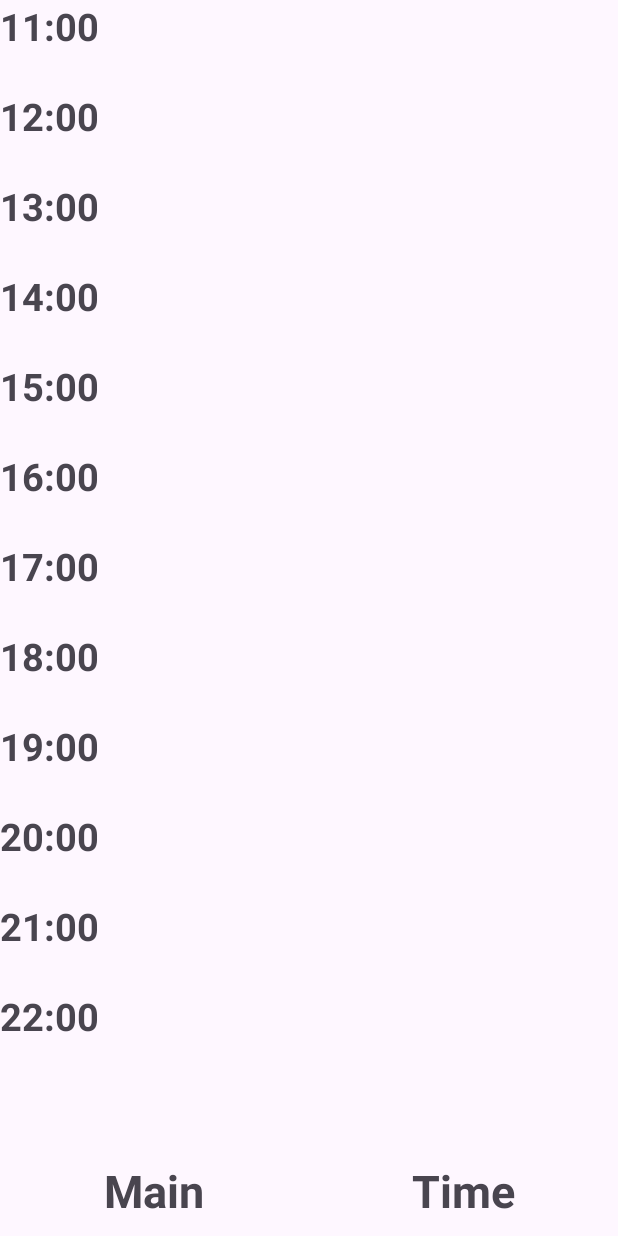
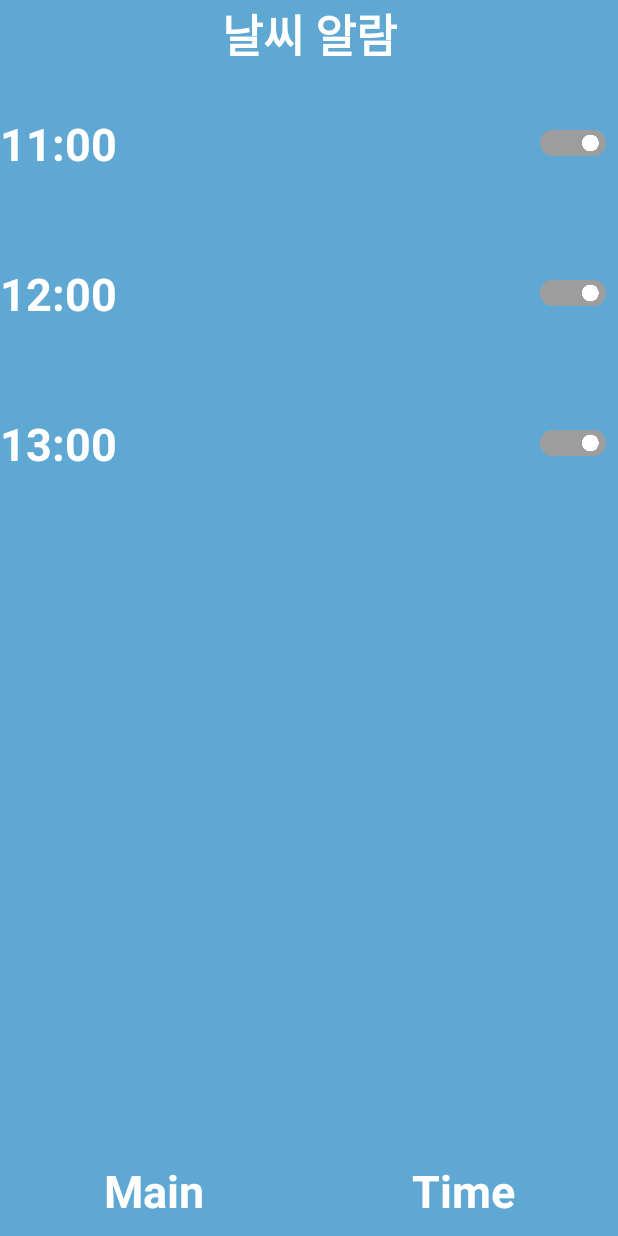
Before and after one commit to pyowonsik/OndoOtdo, an Android app: the SettingFragment screen opened through its navigation route, on a phone screen of 412 x 824 dp. Run offline under Robolectric (Android 15) with nearby library versions, the phone set to English and light mode, and no system bars; our stand-ins replace data binding; 1 statement that could not run was skipped.

Commit message:
design : UI 수정 및 mainColor 정의

```diff
--- a/app/src/main/java/com/wspyo/ondootdo/SettingFragment.kt
+++ b/app/src/main/java/com/wspyo/ondootdo/SettingFragment.kt
@@ -28,16 +28,22 @@ class SettingFragment : Fragment() {
         binding = DataBindingUtil.inflate(inflater, R.layout.fragment_setting, container, false);
 
         val rv = binding.timeRv
-        val items = mutableListOf<String>("11:00","12:00","13:00","14:00","15:00","16:00","17:00","18:00","19:00","20:00","21:00","22:00")
+        val items =
+            mutableListOf<String>("11:00","12:00","13:00")
 
         rvAdapter = TimeRVAdapter(items, requireContext())
         rv.adapter = rvAdapter
         rv.layoutManager = LinearLayoutManager(requireContext())
 
+
+
+
         binding.mainFragmentTab.setOnClickListener(){
             it.findNavController().navigate(R.id.action_settingFragment_to_mainFragment)
         }
 
+
+
         return binding.root
     }
 }
--- a/app/src/main/java/com/wspyo/ondootdo/entity/TimeEntity.kt
+++ b/app/src/main/java/com/wspyo/ondootdo/entity/TimeEntity.kt
@@ -11,5 +11,7 @@ data class TimeEntity (
     @ColumnInfo(name = "id")
     var id : Int,
     @ColumnInfo(name = "word")
-    var time : String
+    var time : String,
+    // alarm on/off
+    var alarm : Boolean,
 )
--- a/app/src/main/res/layout/activity_splash.xml
+++ b/app/src/main/res/layout/activity_splash.xml
@@ -6,7 +6,7 @@
     android:layout_width="match_parent"
     android:layout_height="match_parent"
     tools:context=".SplashActivity"
-    android:background="#D3D3D3">
+    android:background="@color/main1">
 
     <TextView
         android:layout_width="wrap_content"
@@ -14,6 +14,7 @@
         android:text="온도옷도"
         android:textSize="50sp"
         android:textStyle="bold"
+        android:textColor="@color/white"
         app:layout_constraintBottom_toBottomOf="parent"
         app:layout_constraintEnd_toEndOf="parent"
         app:layout_constraintStart_toStartOf="parent"
--- a/app/src/main/res/layout/fragment_setting.xml
+++ b/app/src/main/res/layout/fragment_setting.xml
@@ -6,20 +6,34 @@
     <FrameLayout
         android:layout_width="match_parent"
         android:layout_height="match_parent"
-        tools:context=".SettingFragment">
+        tools:context=".SettingFragment"
+        android:background="@color/main1">
 
         <androidx.constraintlayout.widget.ConstraintLayout
             android:layout_width="match_parent"
             android:layout_height="match_parent">
+
+
+            <TextView
+                android:id="@+id/titleText"
+                android:layout_width="wrap_content"
+                android:layout_height="wrap_content"
+                android:text="날씨 알람"
+                android:textColor="@color/white"
+                android:textSize="30sp"
+                android:textStyle="bold"
+                app:layout_constraintEnd_toEndOf="parent"
+                app:layout_constraintStart_toStartOf="parent"
+                app:layout_constraintTop_toTopOf="parent" />
 
             <androidx.recyclerview.widget.RecyclerView
                 android:id="@+id/time_rv"
                 android:layout_width="0dp"
                 android:layout_height="0dp"
                 app:layout_constraintBottom_toTopOf="@+id/linearLayout"
-                app:layout_constraintTop_toTopOf="parent"
+                app:layout_constraintEnd_toEndOf="parent"
                 app:layout_constraintStart_toStartOf="parent"
-                app:layout_constraintEnd_toEndOf="parent" />
+                app:layout_constraintTop_toBottomOf="@+id/titleText" />
 
             <LinearLayout
                 android:id="@+id/linearLayout"
@@ -38,7 +52,8 @@
                     android:gravity="center"
                     android:text="Main"
                     android:textSize="30sp"
-                    android:textStyle="bold" />
+                    android:textStyle="bold"
+                    android:textColor="@color/white" />
 
                 <TextView
                     android:id="@+id/timeFragmentTab"
@@ -48,7 +63,8 @@
                     android:gravity="center"
                     android:text="Time"
                     android:textSize="30sp"
-                    android:textStyle="bold" />
+                    android:textStyle="bold"
+                    android:textColor="@color/white" />
             </LinearLayout>
 
         </androidx.constraintlayout.widget.ConstraintLayout>
--- a/app/src/main/res/layout/rv_item.xml
+++ b/app/src/main/res/layout/rv_item.xml
@@ -1,14 +1,32 @@
 <?xml version="1.0" encoding="utf-8"?>
 <androidx.constraintlayout.widget.ConstraintLayout xmlns:android="http://schemas.android.com/apk/res/android"
+    xmlns:app="http://schemas.android.com/apk/res-auto"
     android:layout_width="match_parent"
-    android:layout_height="60dp">
+    android:layout_height="100dp">
 
     <TextView
         android:id="@+id/timeArea"
+        android:layout_width="wrap_content"
+        android:layout_height="wrap_content"
         android:text="Time"
+        android:textColor="@color/white"
+        android:textSize="30sp"
         android:textStyle="bold"
-        android:textSize="25sp"
-        android:layout_width="match_parent"
-        android:layout_height="match_parent"/>
+        app:layout_constraintBottom_toBottomOf="parent"
+        app:layout_constraintStart_toStartOf="parent"
+        app:layout_constraintTop_toTopOf="parent" />
+
+    <ImageButton
+        android:id="@+id/toggleBtn"
+        android:layout_width="60dp"
+        android:layout_height="60dp"
+        android:scaleType="fitCenter"
+        android:src="@drawable/toggle"
+        android:padding="8dp"
+        android:background="?attr/selectableItemBackgroundBorderless"
+        app:layout_constraintBottom_toBottomOf="parent"
+        app:layout_constraintEnd_toEndOf="parent"
+        app:layout_constraintTop_toTopOf="parent" />
+
 
 </androidx.constraintlayout.widget.ConstraintLayout>
--- a/app/src/main/res/values/colors.xml
+++ b/app/src/main/res/values/colors.xml
@@ -2,4 +2,6 @@
 <resources>
     <color name="black">#FF000000</color>
     <color name="white">#FFFFFFFF</color>
+    <color name="main1">#5fa8d3</color>
+    <color name="main2">#EDF6F9</color>
 </resources>
--- a/app/src/main/res/values/themes.xml
+++ b/app/src/main/res/values/themes.xml
@@ -1,9 +1,14 @@
 <resources xmlns:tools="http://schemas.android.com/tools">
     <!-- Base application theme. -->
-    <style name="Base.Theme.OndoOtdo" parent="Theme.Material3.DayNight.NoActionBar">
+    <style name="Base.Theme.OndoOtdo" parent="Theme.AppCompat.Light.NoActionBar">
         <!-- Customize your light theme here. -->
-        <!-- <item name="colorPrimary">@color/my_light_primary</item> -->
+        <item name="colorPrimary">@color/main1</item>
+        <item name="colorPrimaryDark">@color/main1</item> <!-- 상태바 색상 -->
+        <item name="colorAccent">@color/main1</item>
+        <item name="android:statusBarColor">@color/main1</item> <!-- 상태바 색상 설정 -->
+<!--        <item name="android:windowLightStatusBar">true</item> &lt;!&ndash; 상태바 텍스트 색상 (검정색) 설정 &ndash;&gt;-->
     </style>
+
 
     <style name="Theme.OndoOtdo" parent="Base.Theme.OndoOtdo" />
 </resources>
```
Also changed, not shown: app/src/main/res/layout/fragment_main.xml (+31 -22 lines), app/src/main/res/drawable/toggle.png (added).
